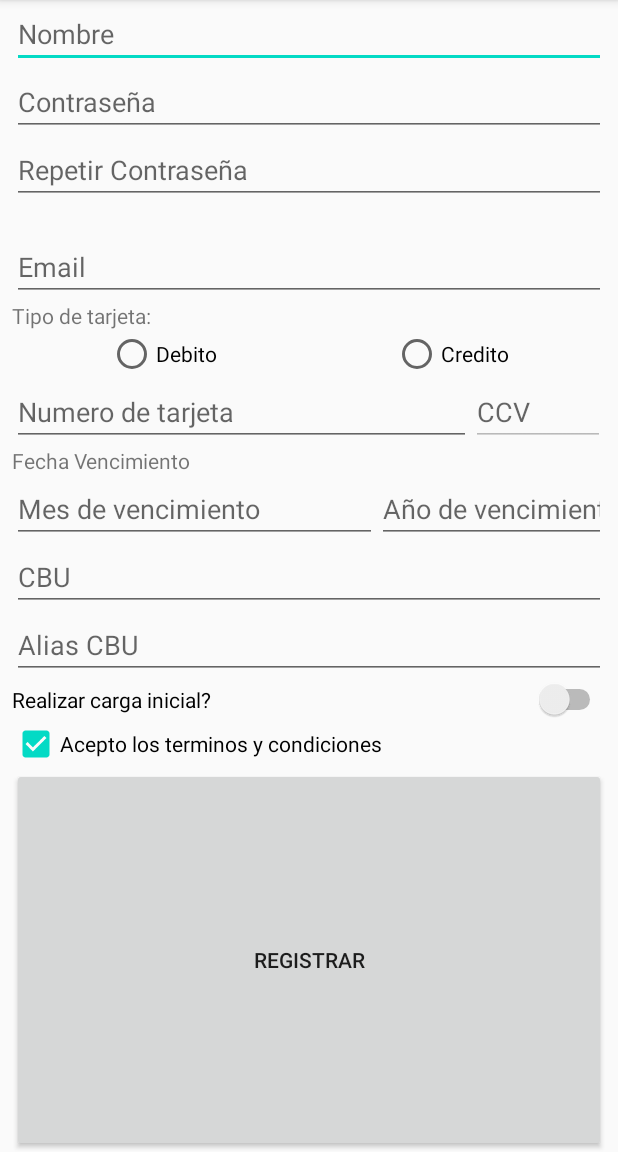
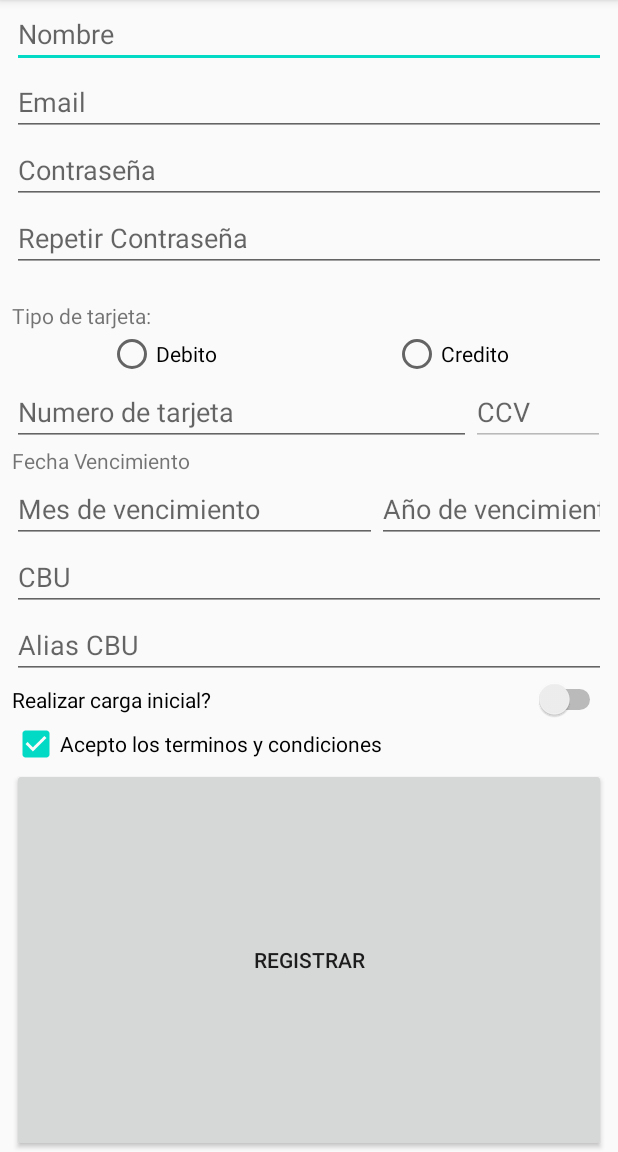
Before and after one commit to GiovaniFerraroTrivelli/TP-ISI-DAM-2020, an Android app: the screen it shows after launch (MainActivity), after a tap on "REGISTRAR", on a phone screen of 412 x 824 dp, the part 84-1236 px from its top. Run offline under Robolectric (Android 15) with nearby library versions, the phone set to English and light mode, and no system bars; 1 other tap on this screen came first.

Commit message:
Cambio de Layout. Validación del email con REGEX

```diff
--- a/app/src/main/java/isi/dam/sendmeal/MainActivity.java
+++ b/app/src/main/java/isi/dam/sendmeal/MainActivity.java
@@ -17,6 +17,9 @@ import android.widget.SeekBar;
 import android.widget.Switch;
 import android.widget.TextView;
 import android.widget.Toast;
+
+import java.util.regex.Matcher;
+import java.util.regex.Pattern;
 
 public class MainActivity extends AppCompatActivity implements View.OnClickListener {
 
@@ -99,12 +102,13 @@ public class MainActivity extends AppCompatActivity implements View.OnClickListe
 
 
     public void onClick(View v) {
-        Boolean validar = true;
 
-        // Correo elecrónico
+        // Validar correo elecrónico
         String email = ((EditText) findViewById(R.id.Email)).getText().toString();
-        // TODO: Esto debería tener una regex
-        validar = (email != null);
+        if(!this.validarCorreoElectronico(email)){
+            Toast.makeText(this, "La dirección de correo ingresada no es válida", Toast.LENGTH_SHORT).show();
+        }
+
 
         // Claves
         /*
@@ -114,27 +118,55 @@ public class MainActivity extends AppCompatActivity implements View.OnClickListe
         }
          */
 
+
         // Numero de tarjeta y ccv
-        String numeroTarjeta = ((EditText) findViewById(R.id.CardNumber)).getText().toString();
-        String cardCCV = ((EditText) findViewById(R.id.CardCCV)).getText().toString();
+        //String numeroTarjeta = ((EditText) findViewById(R.id.CardNumber)).getText().toString();
+        //String cardCCV = ((EditText) findViewById(R.id.CardCCV)).getText().toString();
 
         // Fecha Vencimiento
-        String anioVencimiento = ((EditText) findViewById(R.id.AnioVencimiento)).getText().toString();
-        String mesVencimiento = ((EditText) findViewById(R.id.MesVencimiento)).getText().toString();
+        //String anioVencimiento = ((EditText) findViewById(R.id.AnioVencimiento)).getText().toString();
+        //String mesVencimiento = ((EditText) findViewById(R.id.MesVencimiento)).getText().toString();
 
         // Tipo tarjeta
-        int idTipoTarjeta = ((RadioGroup) findViewById(R.id.CardType)).getCheckedRadioButtonId();
-        String tipoTarjeta = ((RadioButton) findViewById(idTipoTarjeta)).getText().toString();
+        //int idTipoTarjeta = ((RadioGroup) findViewById(R.id.CardType)).getCheckedRadioButtonId();
+        //String tipoTarjeta = ((RadioButton) findViewById(idTipoTarjeta)).getText().toString();
 
         // Slider de carga inicial
-        Switch switchCargaInicial = (Switch) findViewById(R.id.RealizarCargaInicial);
+        //Switch switchCargaInicial = (Switch) findViewById(R.id.RealizarCargaInicial);
 
+        /*
         if(switchCargaInicial.isChecked()){
             // TODO: La seekbar debería mostrar un valor
             int creditoInicial = ((SeekBar) findViewById(R.id.CreditoInicial)).getProgress();
             validar = (creditoInicial > 0);
         }
+         */
 
 
     }
+
+    /**
+     * Verifica si el correo electrónico cumple con la expresión regular dada.
+     * @param correo: dirección de correo eletrónico
+     * @return true (si la dirección de correo es válida)
+     */
+    private boolean validarCorreoElectronico(String correo) {
+        /*
+        int indexArroba = correo.indexOf("@");
+        int countLetras = 0;
+        if(indexArroba >= 0){
+            int i = indexArroba;
+            while(countLetras < 3 && i < correo.length()) {
+                if(Character.isLetter(correo.charAt(i))) {
+                    countLetras++;
+                }
+            }
+        }
+        return indexArroba >=0 && countLetras >= 3;
+         */
+
+        Pattern EMAIL_VALIDO = Pattern.compile("^[A-Z0-9._%+-]+@[A-Z0-9.-]+\\.[A-Z]{2,6}$", Pattern.CASE_INSENSITIVE);
+        Matcher matcher = EMAIL_VALIDO.matcher(correo);
+        return matcher.find();
+    }
 }
--- a/app/src/main/res/layout/activity_main.xml
+++ b/app/src/main/res/layout/activity_main.xml
@@ -14,6 +14,13 @@
         android:layout_width="match_parent"
         android:layout_height="wrap_content"
         android:hint="@string/nombre"/>
+
+    <EditText
+        android:id="@+id/Email"
+        android:layout_width="match_parent"
+        android:layout_height="wrap_content"
+        android:hint="@string/email"
+        android:inputType="textEmailAddress"/>
 
     <EditText
         android:id="@+id/Password"
@@ -33,16 +40,9 @@
         android:id="@+id/alertaPassword"
         android:layout_width="wrap_content"
         android:layout_height="wrap_content"
-        android:text="Las contraseñas deben coincidir"
+        android:text="@string/alerta_password"
         android:textColor="#f00"
         android:visibility="invisible"/>
-
-    <EditText
-        android:id="@+id/Email"
-        android:layout_width="match_parent"
-        android:layout_height="wrap_content"
-        android:hint="@string/email"
-        android:inputType="textEmailAddress"/>
 
     <TextView
         android:layout_width="wrap_content"
--- a/app/src/main/res/values/strings.xml
+++ b/app/src/main/res/values/strings.xml
@@ -3,6 +3,7 @@
     <string name="nombre">Nombre</string>
     <string name="password">Contraseña</string>
     <string name="repeat_password">Repetir Contraseña</string>
+    <string name="alerta_password">Las contraseñas deben coincidir</string>
     <string name="email">Email</string>
     <string name="debito">Debito</string>
     <string name="credito">Credito</string>
```
